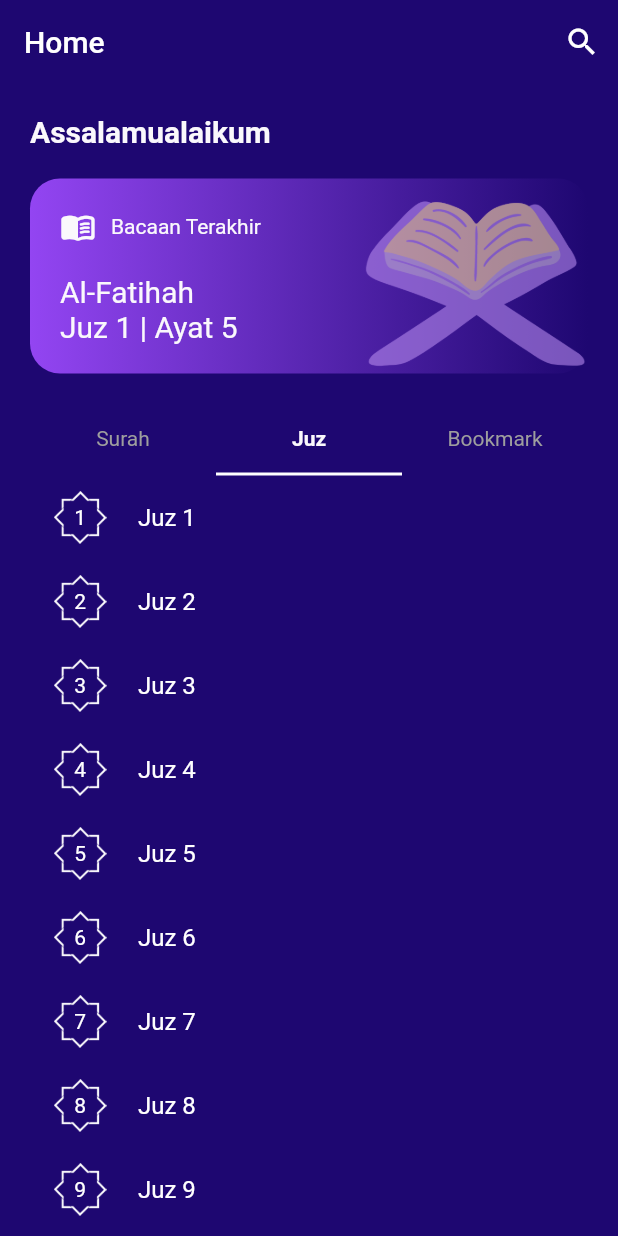
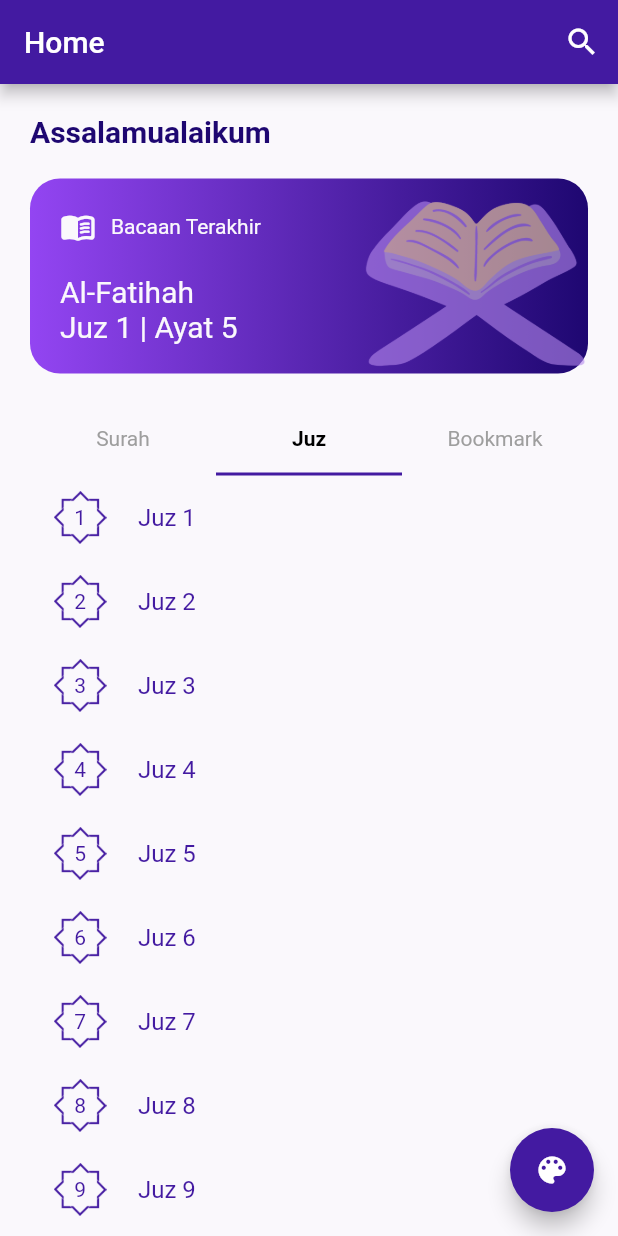
Before and after one commit to anggitpp/quran-app-with-bloc, a Flutter app: the screen it shows after launch, tab 2 chosen, on a phone screen of 412 x 824 dp. Run offline on Flutter 3.47's test engine with Material 2 defaults, Android fonts, the phone set to English and light mode, and no system bars; our stand-ins replace bloc, equatable, flutter_bloc, lottie; network calls fail.

Commit message:
finish create change theme with FAB

```diff
--- a/lib/config/theme.dart
+++ b/lib/config/theme.dart
@@ -14,16 +14,19 @@ ThemeData lightTheme = ThemeData(
   brightness: Brightness.light,
   primaryColor: AppColors.purpleColor,
   scaffoldBackgroundColor: AppColors.whiteColor,
-  appBarTheme: AppBarTheme(
+  appBarTheme: const AppBarTheme(
     elevation: 4,
     backgroundColor: AppColors.purpleColor,
   ),
-  tabBarTheme: TabBarTheme(
+  tabBarTheme: const TabBarTheme(
     labelColor: Colors.black,
   ),
-  textTheme: TextTheme(
+  textTheme: const TextTheme(
     bodyText1: TextStyle(color: AppColors.darkPurpleColor),
     bodyText2: TextStyle(color: AppColors.darkPurpleColor),
+  ),
+  floatingActionButtonTheme: FloatingActionButtonThemeData(
+    backgroundColor: AppColors.purpleColor,
   ),
 );
 
@@ -31,15 +34,18 @@ ThemeData darkTheme = ThemeData(
   brightness: Brightness.dark,
   primaryColor: AppColors.darkPurpleColor,
   scaffoldBackgroundColor: AppColors.darkPurpleColor,
-  tabBarTheme: TabBarTheme(
+  tabBarTheme: const TabBarTheme(
     labelColor: AppColors.whiteColor,
   ),
-  appBarTheme: AppBarTheme(
+  appBarTheme: const AppBarTheme(
     elevation: 0,
     backgroundColor: AppColors.darkPurpleColor,
   ),
-  textTheme: TextTheme(
+  textTheme: const TextTheme(
     bodyText1: TextStyle(color: AppColors.whiteColor),
     bodyText2: TextStyle(color: AppColors.whiteColor),
   ),
+  floatingActionButtonTheme: FloatingActionButtonThemeData(
+    backgroundColor: AppColors.whiteColor,
+  ),
 );
--- a/lib/cubit/cubits.dart
+++ b/lib/cubit/cubits.dart
@@ -1,2 +1,3 @@
 export 'home/home_cubit.dart';
 export 'detail_surah/detail_surah_cubit.dart';
+export 'theme/theme_cubit.dart';
--- /dev/null
+++ b/lib/cubit/theme/theme_cubit.dart
@@ -0,0 +1,16 @@
+import 'package:bloc/bloc.dart';
+import 'package:equatable/equatable.dart';
+
+part 'theme_state.dart';
+
+class ThemeCubit extends Cubit<ThemeState> {
+  ThemeCubit() : super(ThemeState.initial());
+
+  void changeTheme() {
+    if (state.themeStatus == ThemeStatus.light) {
+      emit(ThemeState(themeStatus: ThemeStatus.dark));
+    } else {
+      emit(ThemeState(themeStatus: ThemeStatus.light));
+    }
+  }
+}
--- /dev/null
+++ b/lib/cubit/theme/theme_state.dart
@@ -0,0 +1,29 @@
+part of 'theme_cubit.dart';
+
+enum ThemeStatus {
+  light,
+  dark,
+}
+
+class ThemeState extends Equatable {
+  ThemeStatus themeStatus;
+  ThemeState({
+    required this.themeStatus,
+  });
+
+  factory ThemeState.initial() => ThemeState(themeStatus: ThemeStatus.light);
+
+  @override
+  List<Object> get props => [themeStatus];
+
+  ThemeState copyWith({
+    ThemeStatus? themeStatus,
+  }) {
+    return ThemeState(
+      themeStatus: themeStatus ?? this.themeStatus,
+    );
+  }
+
+  @override
+  String toString() => 'ThemeState(themeStatus: $themeStatus)';
+}
--- a/lib/main.dart
+++ b/lib/main.dart
@@ -20,6 +20,9 @@ class MyApp extends StatelessWidget {
       child: MultiBlocProvider(
         providers: [
           BlocProvider(
+            create: (context) => ThemeCubit(),
+          ),
+          BlocProvider(
             create: (context) =>
                 HomeCubit(surahRepository: context.read<SurahRepository>()),
           ),
@@ -28,10 +31,16 @@ class MyApp extends StatelessWidget {
                 surahRepository: context.read<SurahRepository>()),
           ),
         ],
-        child: MaterialApp(
-          title: 'Flutter Demo',
-          theme: darkTheme,
-          routes: routes,
+        child: BlocBuilder<ThemeCubit, ThemeState>(
+          builder: (context, state) {
+            return MaterialApp(
+              title: 'Flutter Demo',
+              theme: state.themeStatus == ThemeStatus.light
+                  ? lightTheme
+                  : darkTheme,
+              routes: routes,
+            );
+          },
         ),
       ),
     );
--- a/lib/screens/home/home_page.dart
+++ b/lib/screens/home/home_page.dart
@@ -38,6 +38,12 @@ class _HomePageState extends State<HomePage> {
             icon: Icon(Icons.search),
           )
         ],
+      ),
+      floatingActionButton: FloatingActionButton(
+        onPressed: () => context.read<ThemeCubit>().changeTheme(),
+        child: Icon(
+          Icons.color_lens,
+        ),
       ),
       body: DefaultTabController(
         length: 3,
```
